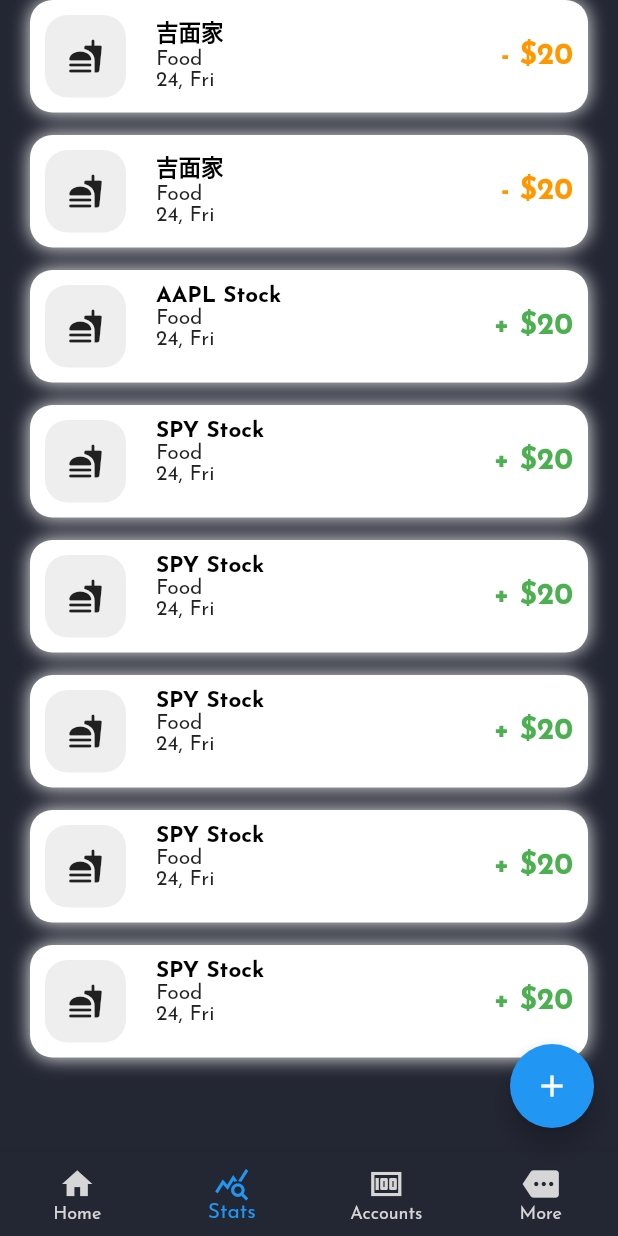
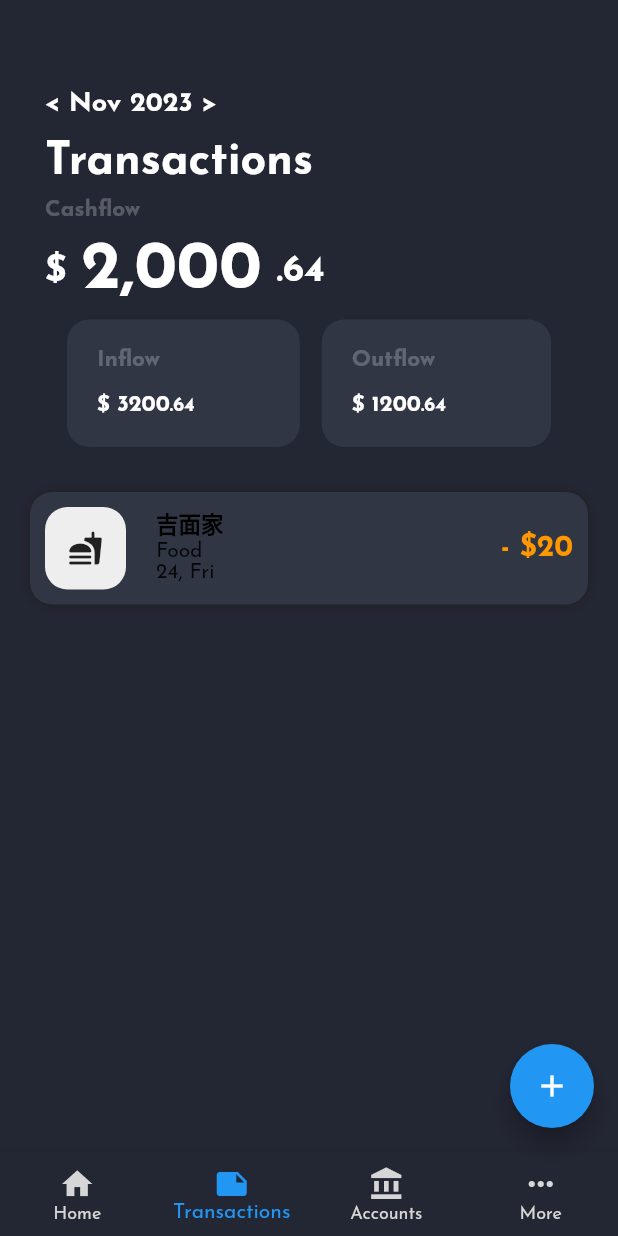
Before and after one commit to jasonpzy03/financialapp, a Flutter app: the screen it shows after launch, item 2 of the bottom bar chosen, on a phone screen of 412 x 824 dp. Run offline on Flutter 3.47's test engine with Material 2 defaults, Android fonts, the phone set to English and light mode, and no system bars; our stand-ins replace google_fonts.

Commit message:
Transactions page with top half working.

```diff
--- a/lib/home.dart
+++ b/lib/home.dart
@@ -44,7 +44,7 @@
           child: Row(
             mainAxisAlignment: MainAxisAlignment.spaceBetween,
             children: [
-              Text("Cashflow",
+              Text("Transactions",
                   style: TextStyle(color: Colors.white, fontSize:15, fontWeight: FontWeight.bold)),
               Text("See more",
                   style: TextStyle(color: Colors.white24, fontSize:15, fontWeight: FontWeight.bold)),
--- a/lib/homepage.dart
+++ b/lib/homepage.dart
@@ -39,15 +39,15 @@
               label: "Home",
           ),
           BottomNavigationBarItem(
-              icon: Icon(Icons.query_stats),
-              label: "Stats"
+              icon: Icon(Icons.note),
+              label: "Transactions"
           ),
           BottomNavigationBarItem(
-              icon: Icon(Icons.money),
+              icon: Icon(Icons.account_balance),
               label: "Accounts"
           ),
           BottomNavigationBarItem(
-              icon: Icon(Icons.more),
+              icon: Icon(Icons.more_horiz),
               label: "More"
           )
         ],
--- a/lib/transactions.dart
+++ b/lib/transactions.dart
@@ -8,6 +8,105 @@
     return Column(
       crossAxisAlignment: CrossAxisAlignment.start,
       children: [
+        Container(
+          padding: EdgeInsets.only(top: 60.0, left: 30.0),
+          child:
+              Column(
+                crossAxisAlignment: CrossAxisAlignment.start,
+                children: [
+                  Text("< Nov 2023 >",
+                      style: TextStyle(color: Colors.white, fontSize:18, fontWeight: FontWeight.bold)),
+                  SizedBox(
+                      height: 15
+                  ),
+                  Text("Transactions",
+                      style: TextStyle(color: Colors.white, fontSize:30, fontWeight: FontWeight.bold)),
+                  SizedBox(
+                    height: 10
+                  ),
+                  Text("Cashflow",
+                      style: TextStyle(color: Colors.white24, fontSize:15, fontWeight: FontWeight.bold)),
+                  SizedBox(
+                      height:10
+                  ),
+                  Row(
+                    children: [
+                      Text("\$", style: TextStyle(color: Colors.white, fontSize:25, fontWeight: FontWeight.bold)),
+                      SizedBox(
+                          width:10
+                      ),
+                      Text("2,000",
+                          style: TextStyle(color: Colors.white, fontSize:45, fontWeight: FontWeight.bold)),
+                      SizedBox(
+                          width:10
+                      ),
+                      Text(".64",
+                          style: TextStyle(color: Colors.white, fontSize:25, fontWeight: FontWeight.bold)),
+                    ],
+                  )
+                ],
+              )
+
+        ),
+        Padding(
+          padding: const EdgeInsets.only(left: 30.0, right: 30.0, top: 10.0, bottom: 30),
+          child: Row(
+            mainAxisAlignment: MainAxisAlignment.spaceEvenly,
+            children: [
+              Container(
+                  padding: EdgeInsets.only(top: 20.0, bottom: 20.0, left: 20.0, right: 70.0),
+                  decoration: BoxDecoration(
+                    borderRadius: BorderRadius.circular(15),
+                    color: Color.fromRGBO(49, 54, 69, 1),
+                  ),
+                  child: Column(
+                    crossAxisAlignment: CrossAxisAlignment.start,
+                    children: [
+                      Text("Inflow",
+                          style: TextStyle(color: Colors.white24, fontSize:15, fontWeight: FontWeight.bold)),
+                      SizedBox(
+                          height:15
+                      ),
+                      Row(
+                        children: [
+                          Text("\$ 3200",
+                              style: TextStyle(color: Colors.white, fontSize:15, fontWeight: FontWeight.bold)),
+                          Text(".64",
+                              style: TextStyle(color: Colors.white, fontSize:13, fontWeight: FontWeight.bold)),
+                        ],
+                      )
+
+                    ],
+                  )
+              ),
+              Container(
+                  padding: EdgeInsets.only(top: 20.0, bottom: 20.0, left: 20.0, right: 70.0),
+                  decoration: BoxDecoration(
+                    borderRadius: BorderRadius.circular(15),
+                    color: Color.fromRGBO(49, 54, 69, 1),
+                  ),
+                  child: Column(
+                    crossAxisAlignment: CrossAxisAlignment.start,
+                    children: [
+                      Text("Outflow",
+                          style: TextStyle(color: Colors.white24, fontSize:15, fontWeight: FontWeight.bold)),
+                      SizedBox(
+                          height:15
+                      ),
+                      Row(
+                        children: [
+                          Text("\$ 1200",
+                              style: TextStyle(color: Colors.white, fontSize:15, fontWeight: FontWeight.bold)),
+                          Text(".64",
+                              style: TextStyle(color: Colors.white, fontSize:13, fontWeight: FontWeight.bold)),
+                        ],
+                      )
+                    ],
+                  )
+              ),
+            ],
+          ),
+        ),
         Expanded(
           child: Container(
             padding: EdgeInsets.symmetric(horizontal: 20.0),
@@ -15,13 +114,6 @@
               physics: BouncingScrollPhysics(),
               children: [
                 TransactionBox(transactionName: "吉面家", category: "Food", date: "24, Fri", money: "20", expenseOrIncome: "expense"),
-                TransactionBox(transactionName: "吉面家", category: "Food", date: "24, Fri", money: "20", expenseOrIncome: "expense"),
-                TransactionBox(transactionName: "AAPL Stock", category: "Food", date: "24, Fri", money: "20", expenseOrIncome: "income"),
-                TransactionBox(transactionName: "SPY Stock", category: "Food", date: "24, Fri", money: "20", expenseOrIncome: "income"),
-                TransactionBox(transactionName: "SPY Stock", category: "Food", date: "24, Fri", money: "20", expenseOrIncome: "income"),
-                TransactionBox(transactionName: "SPY Stock", category: "Food", date: "24, Fri", money: "20", expenseOrIncome: "income"),
-                TransactionBox(transactionName: "SPY Stock", category: "Food", date: "24, Fri", money: "20", expenseOrIncome: "income"),
-                TransactionBox(transactionName: "SPY Stock", category: "Food", date: "24, Fri", money: "20", expenseOrIncome: "income"),
 
               ],
             ),
--- a/lib/transactionsBox.dart
+++ b/lib/transactionsBox.dart
@@ -18,11 +18,11 @@
           padding: EdgeInsets.all(10.0),
           decoration: BoxDecoration(
               borderRadius: BorderRadius.circular(15),
-              color: Colors.white,
+              color: Color.fromRGBO(49, 54, 69, 1),
               boxShadow: [
                 BoxShadow(
-                    color: Colors.grey.shade200,
-                    blurRadius: 10.0),
+                    color: Colors.grey.shade900,
+                    blurRadius: 5.0),
               ]),
           height: 75,
           child:
```
